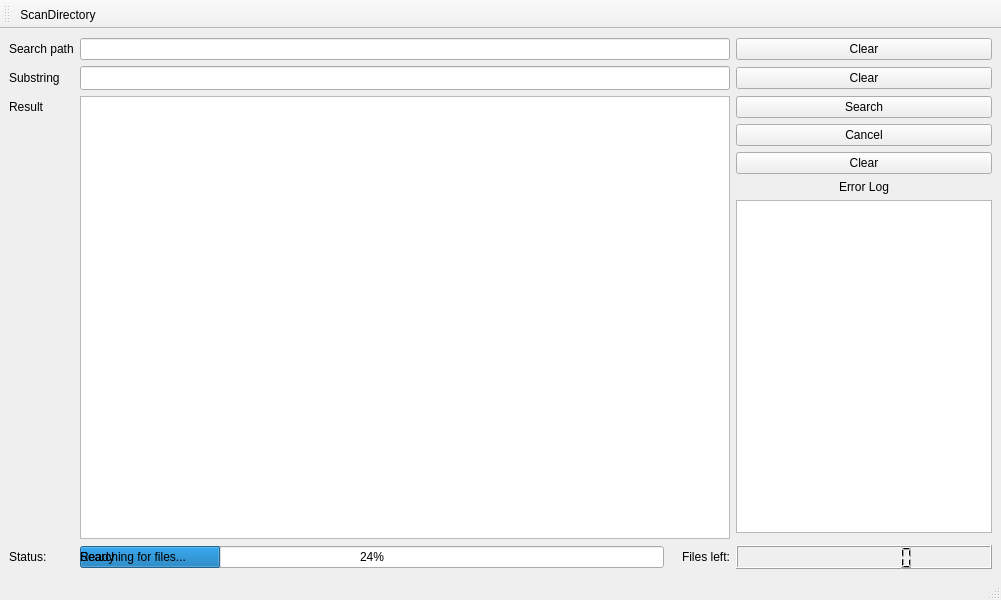
Qt form main_window.ui (dzhiblavi/qtgrep) before a commit.
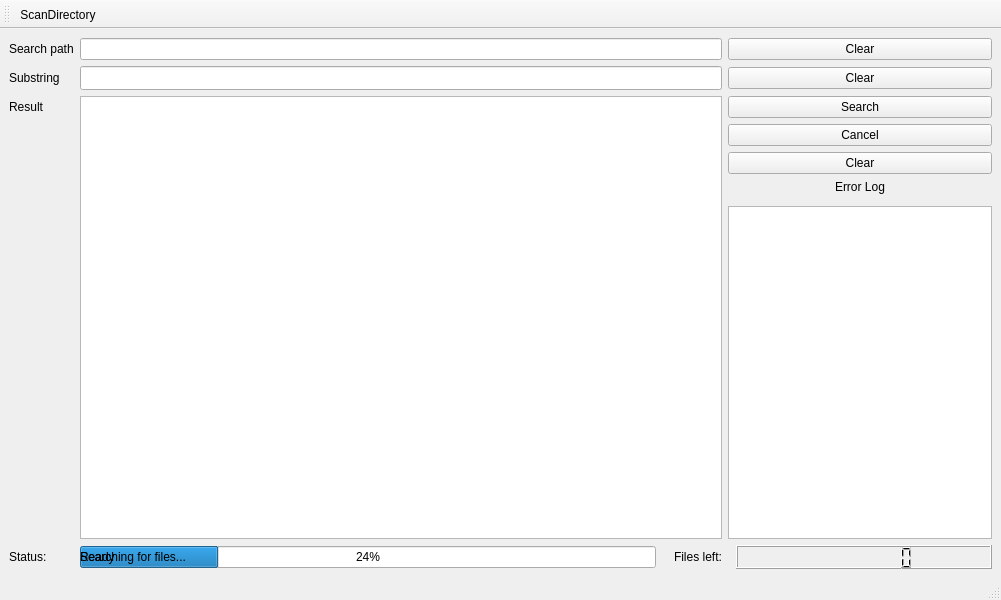
The same form after that commit.

Diff of the .ui file:
```diff
--- a/main_window.ui
+++ b/main_window.ui
@@ -96,22 +96,6 @@
       </property>
      </widget>
     </item>
-    <item row="6" column="5" alignment="Qt::AlignRight">
-     <widget class="QTextBrowser" name="logTextBrowser">
-      <property name="sizePolicy">
-       <sizepolicy hsizetype="Expanding" vsizetype="Expanding">
-        <horstretch>0</horstretch>
-        <verstretch>0</verstretch>
-       </sizepolicy>
-      </property>
-      <property name="minimumSize">
-       <size>
-        <width>256</width>
-        <height>313</height>
-       </size>
-      </property>
-     </widget>
-    </item>
     <item row="10" column="0" alignment="Qt::AlignLeft">
      <widget class="QLabel" name="statusLabel">
       <property name="text">
@@ -176,6 +160,22 @@
       </property>
      </widget>
     </item>
+    <item row="7" column="5">
+     <widget class="QTextBrowser" name="logTextBrowser">
+      <property name="sizePolicy">
+       <sizepolicy hsizetype="Expanding" vsizetype="Expanding">
+        <horstretch>0</horstretch>
+        <verstretch>0</verstretch>
+       </sizepolicy>
+      </property>
+      <property name="minimumSize">
+       <size>
+        <width>256</width>
+        <height>313</height>
+       </size>
+      </property>
+     </widget>
+    </item>
    </layout>
    <zorder>label_2</zorder>
    <zorder>searchButton</zorder>
```
Left out of the diff: 2 changed lines with no effect on the pictures.
